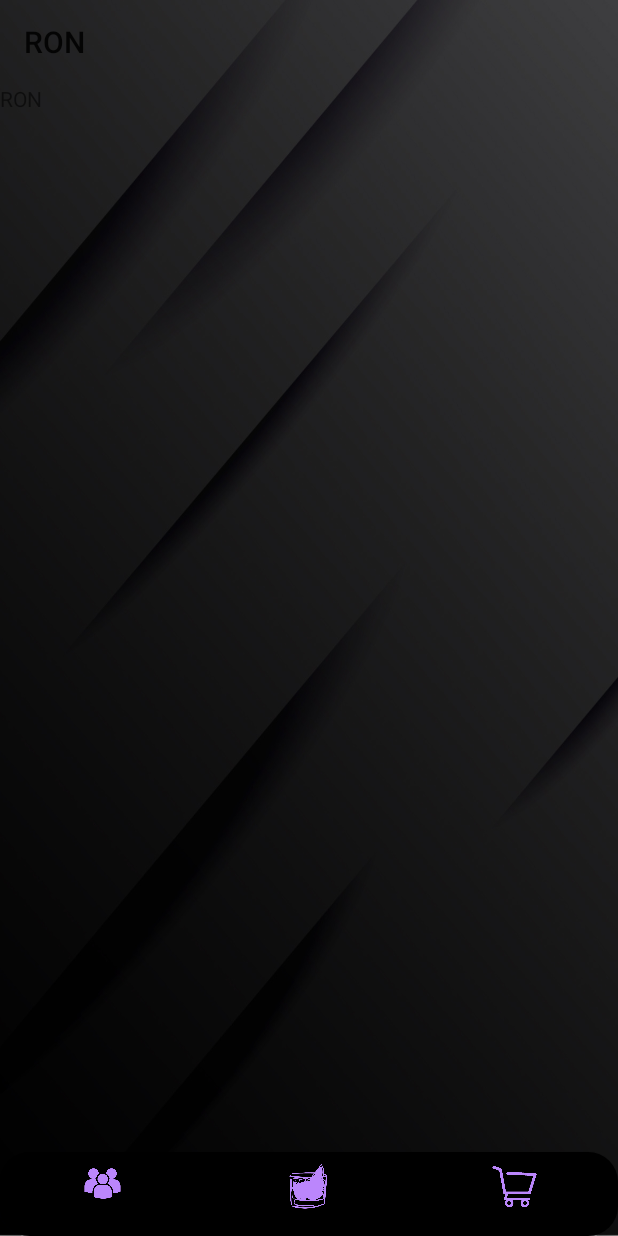
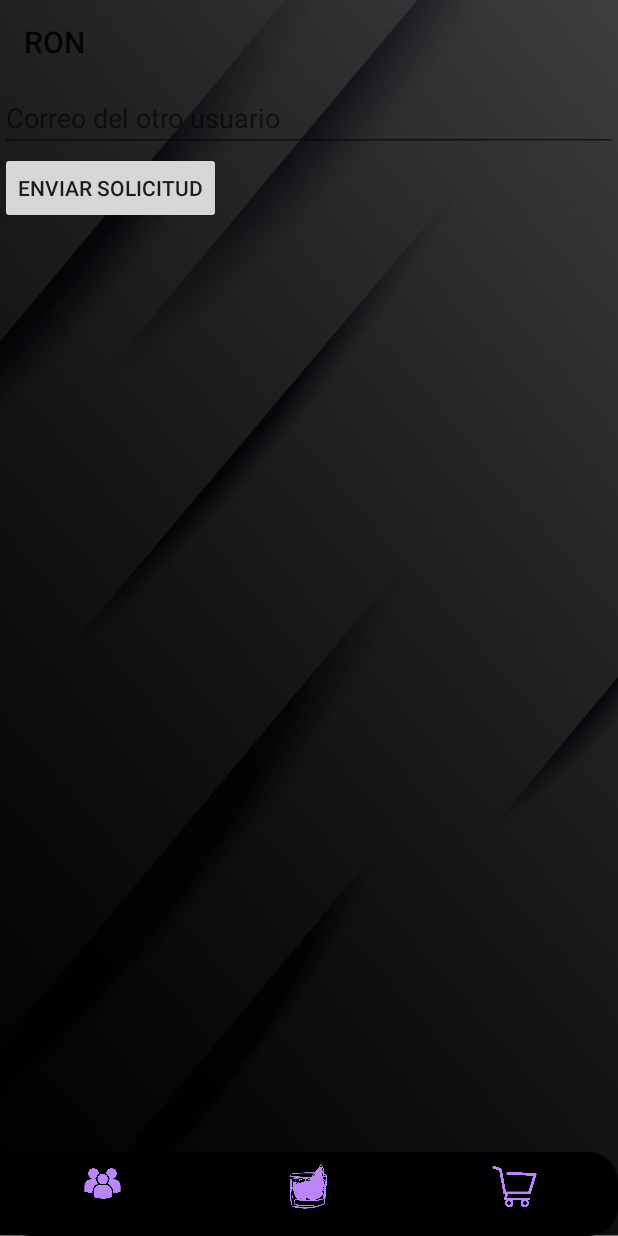
Before and after one commit to Meleagrista/udc-programacion-sistemas-aplicacion, an Android app: the GamemodeActivity screen opened directly, with no data from a screen before it, item 4 of the bottom bar chosen, on a phone screen of 412 x 824 dp. Run offline under Robolectric (Android 15) with nearby library versions, the phone set to English and light mode, and no system bars; our stand-ins replace Firebase (no records; nobody signed in at launch, a user with empty details on screens opened directly).

Commit message:
Añadido perfil amigo y implementadas las solicitudes de amistad

```diff
--- a/codigo/app/src/main/java/com/cainzos/proyectofinal/fragments/FriendsFragment.java
+++ b/codigo/app/src/main/java/com/cainzos/proyectofinal/fragments/FriendsFragment.java
@@ -1,66 +1,146 @@
 package com.cainzos.proyectofinal.fragments;
 
 import android.os.Bundle;
-
-import androidx.fragment.app.Fragment;
-
 import android.view.LayoutInflater;
 import android.view.View;
 import android.view.ViewGroup;
+import android.widget.Button;
+import android.widget.EditText;
+import android.widget.LinearLayout;
+import android.widget.TextView;
+import android.widget.Toast;
+import androidx.fragment.app.Fragment;
+import com.cainzos.proyectofinal.R;
+import com.google.firebase.auth.FirebaseAuth;
+import com.google.firebase.firestore.FirebaseFirestore;
+import com.google.firebase.firestore.QueryDocumentSnapshot;
+import java.util.HashMap;
+import java.util.Map;
 
-import com.cainzos.proyectofinal.R;
-
-/**
- * A simple {@link Fragment} subclass.
- * Use the {@link FriendsFragment#newInstance} factory method to
- * create an instance of this fragment.
- */
 public class FriendsFragment extends Fragment {
 
-    // TODO: Rename parameter arguments, choose names that match
-    // the fragment initialization parameters, e.g. ARG_ITEM_NUMBER
-    private static final String ARG_PARAM1 = "param1";
-    private static final String ARG_PARAM2 = "param2";
-
-    // TODO: Rename and change types of parameters
-    private String mParam1;
-    private String mParam2;
+    private EditText editTextEmail;
+    private Button buttonSendRequest;
+    private FirebaseFirestore db;
+    private FirebaseAuth mAuth;
+    private View rootView;
 
     public FriendsFragment() {
         // Required empty public constructor
     }
 
-    /**
-     * Use this factory method to create a new instance of
-     * this fragment using the provided parameters.
-     *
-     * @param param1 Parameter 1.
-     * @param param2 Parameter 2.
-     * @return A new instance of fragment FriendsFragment.
-     */
-    // TODO: Rename and change types and number of parameters
-    public static FriendsFragment newInstance(String param1, String param2) {
-        FriendsFragment fragment = new FriendsFragment();
-        Bundle args = new Bundle();
-        args.putString(ARG_PARAM1, param1);
-        args.putString(ARG_PARAM2, param2);
-        fragment.setArguments(args);
-        return fragment;
-    }
-
-    @Override
-    public void onCreate(Bundle savedInstanceState) {
-        super.onCreate(savedInstanceState);
-        if (getArguments() != null) {
-            mParam1 = getArguments().getString(ARG_PARAM1);
-            mParam2 = getArguments().getString(ARG_PARAM2);
-        }
-    }
-
     @Override
     public View onCreateView(LayoutInflater inflater, ViewGroup container,
                              Bundle savedInstanceState) {
-        // Inflate the layout for this fragment
-        return inflater.inflate(R.layout.fragment_friends, container, false);
+        rootView = inflater.inflate(R.layout.fragment_friends, container, false);
+
+        // Obtener instancia de FirebaseFirestore y FirebaseAuth
+        db = FirebaseFirestore.getInstance();
+        mAuth = FirebaseAuth.getInstance();
+
+        // Obtener referencias a los elementos de interfaz de usuario
+        editTextEmail = rootView.findViewById(R.id.editTextEmail);
+        buttonSendRequest = rootView.findViewById(R.id.buttonSendRequest);
+
+        // Cargar las solicitudes de amistad recibidas
+        loadFriendRequests();
+
+        // Lógica para enviar solicitudes de amistad al hacer clic en el botón
+        buttonSendRequest.setOnClickListener(v -> {
+            String email = editTextEmail.getText().toString().trim();
+
+            // Verificar que se haya ingresado un correo electrónico válido
+            if (!isValidEmail(email)) {
+                Toast.makeText(getActivity(), "Por favor, ingresa un correo electrónico válido", Toast.LENGTH_SHORT).show();
+                return;
+            }
+            sendFriendRequest(email);
+        });
+        return rootView;
+    }
+
+    // Método para verificar si un correo electrónico es válido
+    private boolean isValidEmail(CharSequence target) {
+        return android.util.Patterns.EMAIL_ADDRESS.matcher(target).matches();
+    }
+
+    // Método para enviar la solicitud de amistad
+    private void sendFriendRequest(String email) {
+
+        // Crear un mapa para almacenar la solicitud de amistad
+        Map<String, Object> friendRequest = new HashMap<>();
+        friendRequest.put("sender_email", mAuth.getCurrentUser().getEmail()); // Aquí pasamos el correo del remitente
+        friendRequest.put("receiver_email", email);
+        friendRequest.put("status", "pending"); // Indica que la solicitud está pendiente
+
+        // Almacenar la solicitud de amistad en la base de datos
+        db.collection("friend_requests")
+                .add(friendRequest)
+                .addOnSuccessListener(documentReference -> Toast.makeText(getActivity(), "Solicitud de amistad enviada a: " + email, Toast.LENGTH_SHORT).show())
+                .addOnFailureListener(e -> Toast.makeText(getActivity(), "Error al enviar la solicitud de amistad: " + e.getMessage(), Toast.LENGTH_SHORT).show());
+    }
+
+
+    // Método para cargar las solicitudes de amistad recibidas
+    private void loadFriendRequests() {
+        // Consultar la colección friend_requests para obtener las solicitudes de amistad dirigidas al usuario actual
+        db.collection("friend_requests")
+                .whereEqualTo("receiver_email", mAuth.getCurrentUser().getEmail())
+                .get()
+                .addOnCompleteListener(task -> {
+                    if (task.isSuccessful()) {
+                        // Obtener el contenedor de solicitudes de amistad
+                        LinearLayout container = rootView.findViewById(R.id.containerFriendRequests);
+                        // Limpiar el contenedor antes de agregar nuevas solicitudes
+                        container.removeAllViews();
+
+                        // Iterar sobre los documentos de las solicitudes de amistad recibidas
+                        for (QueryDocumentSnapshot document : task.getResult()) {
+                            // Obtener el correo electrónico del remitente de la solicitud de amistad
+                            String senderEmail = document.getString("sender_email");
+                            String status = document.getString("status");
+
+                            // Si la solicitud está pendiente, mostrarla en el LinearLayout
+                            if (status.equals("pending")) {
+                                // Crear un nuevo LinearLayout para esta solicitud
+                                LinearLayout requestLayout = new LinearLayout(getActivity());
+                                requestLayout.setLayoutParams(new LinearLayout.LayoutParams(
+                                        LinearLayout.LayoutParams.MATCH_PARENT,
+                                        LinearLayout.LayoutParams.WRAP_CONTENT));
+                                requestLayout.setOrientation(LinearLayout.HORIZONTAL);
+
+                                // TextView para mostrar el correo electrónico del remitente
+                                TextView textView = new TextView(getActivity());
+                                textView.setText(senderEmail);
+                                LinearLayout.LayoutParams params = new LinearLayout.LayoutParams(
+                                        0, LinearLayout.LayoutParams.WRAP_CONTENT, 1);
+                                textView.setLayoutParams(params);
+                                requestLayout.addView(textView);
+
+                                // Botones de aceptar y rechazar
+                                Button buttonAccept = new Button(getActivity());
+                                buttonAccept.setText(R.string.aceptar);
+                                buttonAccept.setOnClickListener(v -> {
+                                    // Lógica para aceptar la solicitud de amistad
+                                    // Aquí debes implementar lo que sucede cuando se acepta la solicitud
+                                });
+                                requestLayout.addView(buttonAccept);
+
+                                Button buttonReject = new Button(getActivity());
+                                buttonReject.setText(R.string.rechazar);
+                                buttonReject.setOnClickListener(v -> {
+                                    // Lógica para rechazar la solicitud de amistad
+                                    // Aquí debes implementar lo que sucede cuando se rechaza la solicitud
+                                });
+                                requestLayout.addView(buttonReject);
+
+                                // Agregar el layout de la solicitud al contenedor
+                                container.addView(requestLayout);
+                            }
+                        }
+                    } else {
+                        Toast.makeText(getActivity(), "Error al cargar las solicitudes de amistad: " + task.getException().getMessage(), Toast.LENGTH_SHORT).show();
+                    }
+                });
     }
 }
--- a/codigo/app/src/main/res/layout/fragment_friends.xml
+++ b/codigo/app/src/main/res/layout/fragment_friends.xml
@@ -1,14 +1,28 @@
 <?xml version="1.0" encoding="utf-8"?>
-<FrameLayout xmlns:android="http://schemas.android.com/apk/res/android"
-    xmlns:tools="http://schemas.android.com/tools"
+<LinearLayout xmlns:android="http://schemas.android.com/apk/res/android"
     android:layout_width="match_parent"
     android:layout_height="match_parent"
-    tools:context=".fragments.FriendsFragment">
+    android:orientation="vertical">
 
-    <!-- TODO: Update blank fragment layout -->
-    <TextView
+    <!-- EditText para introducir el correo del otro usuario -->
+    <EditText
+        android:id="@+id/editTextEmail"
         android:layout_width="match_parent"
-        android:layout_height="match_parent"
-        android:text="@string/app_name" />
+        android:layout_height="wrap_content"
+        android:hint="Correo del otro usuario" />
 
-</FrameLayout>
+    <!-- Botón para enviar solicitud -->
+    <Button
+        android:id="@+id/buttonSendRequest"
+        android:layout_width="wrap_content"
+        android:layout_height="wrap_content"
+        android:text="Enviar solicitud" />
+
+    <!-- Contenedor para mostrar las solicitudes de amistad -->
+    <LinearLayout
+        android:id="@+id/containerFriendRequests"
+        android:layout_width="match_parent"
+        android:layout_height="wrap_content"
+        android:orientation="vertical" />
+
+</LinearLayout>
--- a/codigo/app/src/main/res/values/strings.xml
+++ b/codigo/app/src/main/res/values/strings.xml
@@ -10,4 +10,6 @@
     <string name="friends_fragment">Friends Fragment</string>
     <string name="gamemode_fragment">Gamemode Fragment</string>
     <string name="shop_fragment">Shop Fragment</string>
+    <string name="aceptar">Aceptar</string>
+    <string name="rechazar">Rechazar</string>
 </resources>
```
